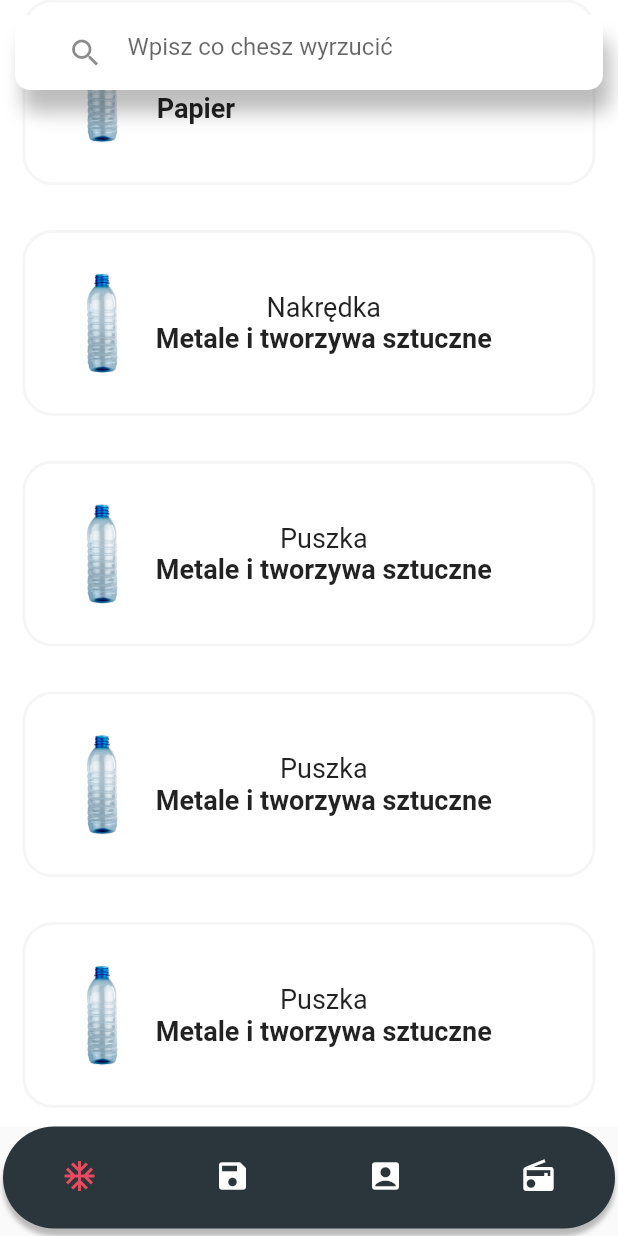
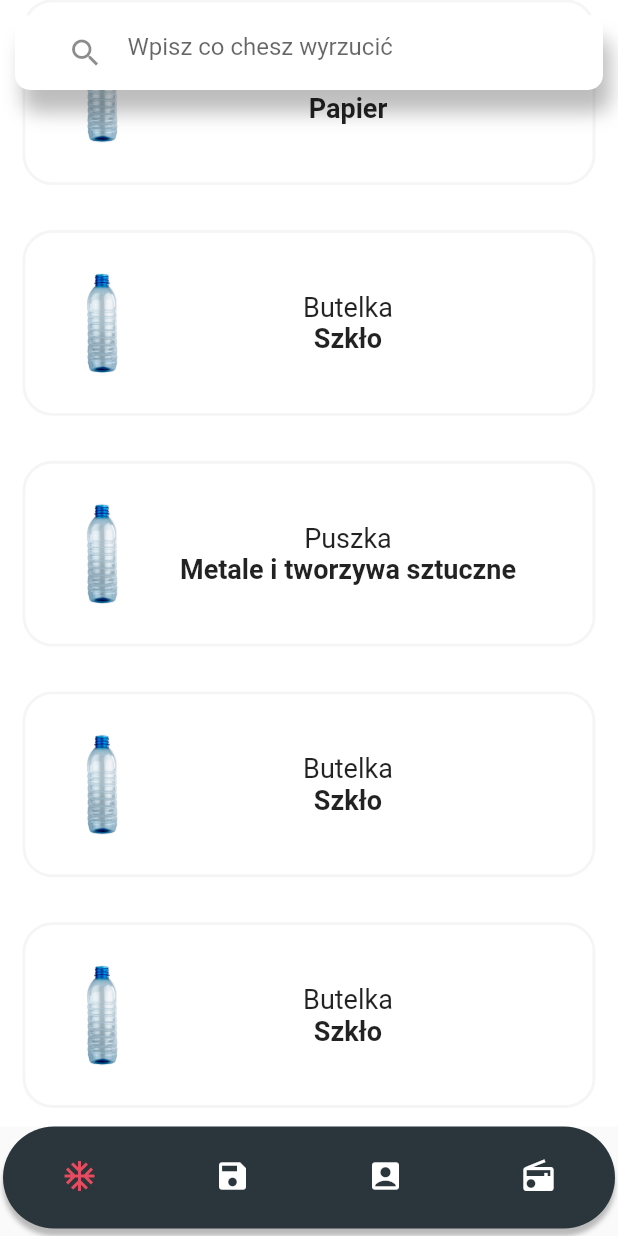
Before and after one commit to ciakarellas/recycling_app, a Flutter app: the screen it shows after launch, scrolled down 1152 dp, on a phone screen of 412 x 824 dp. Run offline on Flutter 3.47's test engine with Material 2 defaults, Android fonts, the phone set to English and light mode, and no system bars.

Commit message:
add Expanded widget to display Row in FaqCard alway in the same place on card

```diff
--- a/lib/Provider/trash_provider.dart
+++ b/lib/Provider/trash_provider.dart
@@ -5,15 +5,19 @@ import 'package:recycling_app/Model/trash.dart';
 class TrashProvider extends ChangeNotifier{
   List<Trash> _trashList = [
     Trash('Puszka', 'Metale i tworzywa sztuczne', ''),
-    Trash('Jabło', 'Bio', ''),
+    Trash('Jabło', 'Odpady biodegradowalne', ''),
     Trash('Opakowanie po mleku', 'Metale i tworzywa sztuczne', ''),
-    Trash('Skoróbki po jajkach', 'Bio', ''),
+    Trash('Skoróbki po jajkach', 'Odpady biodegradowalne', ''),
     Trash('Papier po mięsie', 'Metale i tworzywa sztuczne', ''),
     Trash('Opony', 'PSZOK', ''),
     Trash('Baterie', 'PSZOK', ''),
     Trash('Karton', 'Papier', ''),
-    Trash('Nakrędka', 'Metale i tworzywa sztuczne', ''),
+    Trash('Butelka', 'Szkło', ''),
     Trash('Puszka', 'Metale i tworzywa sztuczne', ''),
+    Trash('Butelka', 'Szkło', ''),
+    Trash('Butelka', 'Szkło', ''),
+    Trash('Butelka', 'Szkło', ''),
+    Trash('Butelka', 'Szkło', ''),
     Trash('Puszka', 'Metale i tworzywa sztuczne', ''),
     Trash('Puszka', 'Metale i tworzywa sztuczne', ''),
     Trash('Puszka', 'Metale i tworzywa sztuczne', ''),
--- a/lib/Widget/bucketList.dart
+++ b/lib/Widget/bucketList.dart
@@ -21,7 +21,7 @@ class BucketList extends StatelessWidget {
                   borderRadius: BorderRadius.circular(20)
                 ),
                 padding: EdgeInsets.fromLTRB(15,25,15,25),
-                child: Row(
+                child:Row(
                     children: <Widget>[
                       Container(
                         padding: EdgeInsets.only(left:20),
@@ -30,8 +30,8 @@ class BucketList extends StatelessWidget {
                           image: AssetImage('assets/plastic-bottle.png'),
                           fit: BoxFit.contain,
                         )
-                    ),
-                    Container(
+                      ),Expanded(
+                        child: Container(
                         padding: EdgeInsets.fromLTRB(20, 0, 20, 0),
                         child: Column(
                           children: <Widget>[
@@ -51,6 +51,7 @@ class BucketList extends StatelessWidget {
                           ],
                         ),
                       ),
+                      )
                     ],
                   ),
             );
```
Lines whose indentation alone changed are shown as unchanged.
